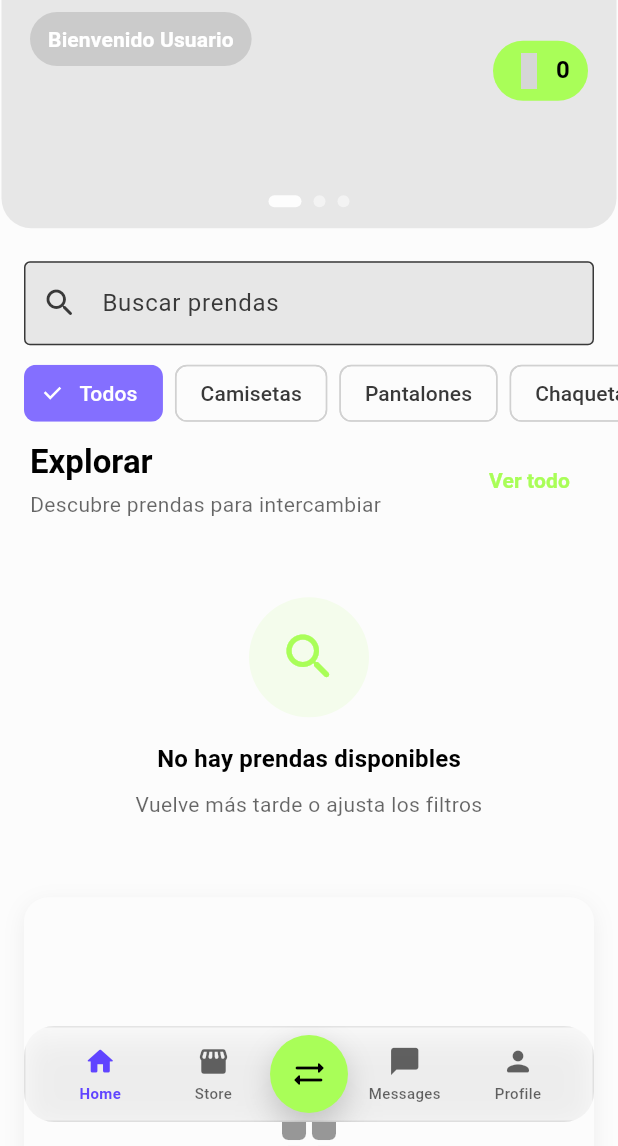
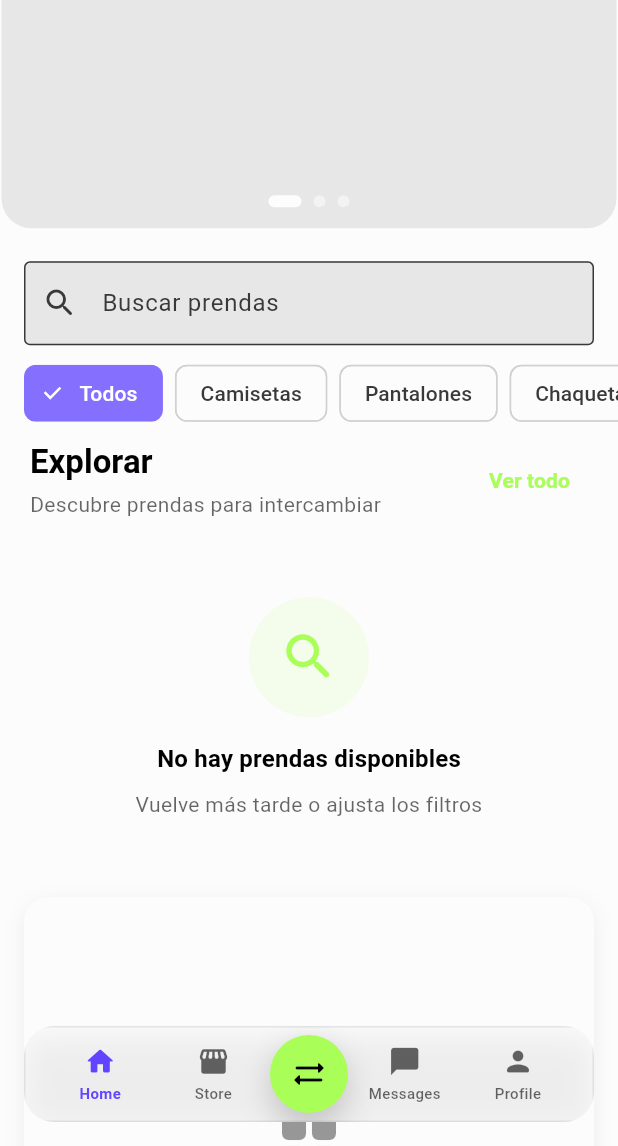
Before and after one commit to crycodex/swapme, a Flutter app: the screen it shows once a user with an empty profile is signed in, on a phone screen of 412 x 824 dp, the part 90-1236 px from its top. Run offline on Flutter 3.47's test engine with Material 3 defaults, Android fonts, the phone set to English and light mode, and no system bars; our stand-ins replace camera, cloud_firestore, firebase_auth, firebase_core, firebase_storage, flex_color_scheme and 4 more; missing offline and left inert: glossy; accounts and stored records are empty; grey boxes are pictures that could not be loaded.

Commit message:
Refactoriza el widget _HeaderCard en HomeLayout para simplificar su estructura
- Se elimina la dependencia del AuthController, transformando _HeaderCard en un widget Stateless.
- Se optimiza la presentación del encabezado, manteniendo la funcionalidad existente y mejorando la legibilidad del código.

```diff
--- a/lib/presentation/widgets/organisms/home/home_layout.dart
+++ b/lib/presentation/widgets/organisms/home/home_layout.dart
@@ -4,9 +4,7 @@ import '../profile/profile_view.dart';
 import '../../molecules/swaps_section.dart';
 import '../../../../routes/routes.dart';
 import '../../../../data/models/swap_item_model.dart';
-import '../../../../controllers/auth/auth_controller.dart';
 import 'bottom_nav.dart';
-import 'package:material_symbols_icons/symbols.dart';
 //controllers
 import 'package:get/get.dart';
 import '../../../../controllers/home/home_controller.dart';
@@ -220,18 +218,13 @@ class _MessagesPlaceholder extends StatelessWidget {
   }
 }
 
-class _HeaderCard extends GetView<AuthController> {
+class _HeaderCard extends StatelessWidget {
   final ThemeData theme;
   final ColorScheme colorScheme;
   const _HeaderCard({required this.theme, required this.colorScheme});
 
   @override
   Widget build(BuildContext context) {
-    return Obx(() {
-      final String username = controller.userName.value.isEmpty
-          ? 'Usuario'
-          : controller.userName.value;
-      final int coins = controller.tokens.value;
     return Row(
       mainAxisAlignment: MainAxisAlignment.spaceBetween,
       children: [
@@ -246,56 +239,10 @@ class _HeaderCard extends GetView<AuthController> {
               ),
             ),
             const SizedBox(height: 8),
-              Container(
-                padding: const EdgeInsets.symmetric(
-                  horizontal: 12,
-                  vertical: 8,
-                ),
-                decoration: BoxDecoration(
-                  color: colorScheme.onPrimary.withValues(alpha: 0.12),
-                  borderRadius: BorderRadius.circular(24),
-                ),
-                child: Row(
-                  children: [
-                    Text(
-                      'Bienvenido $username',
-                      style: theme.textTheme.labelLarge?.copyWith(
-                        color: Colors.white,
-                        fontWeight: FontWeight.w700,
-                      ),
-                    ),
           ],
-                ),
-              ),
-            ],
-          ),
-          AnimatedContainer(
-            duration: const Duration(milliseconds: 300),
-            padding: const EdgeInsets.symmetric(horizontal: 12, vertical: 8),
-            decoration: BoxDecoration(
-              color: colorScheme.primary,
-              borderRadius: BorderRadius.circular(20),
-            ),
-            child: Row(
-              children: [
-                Icon(
-                  Symbols.swap_vertical_circle,
-                  color: colorScheme.onPrimary,
-                ),
-                const SizedBox(width: 6),
-                Text(
-                  coins.toString(),
-                  style: theme.textTheme.titleMedium?.copyWith(
-                    color: colorScheme.onPrimary,
-                    fontWeight: FontWeight.bold,
-                  ),
-                ),
-              ],
-            ),
         ),
       ],
     );
-    });
   }
 }
 
```
Lines whose indentation alone changed are shown as unchanged.
